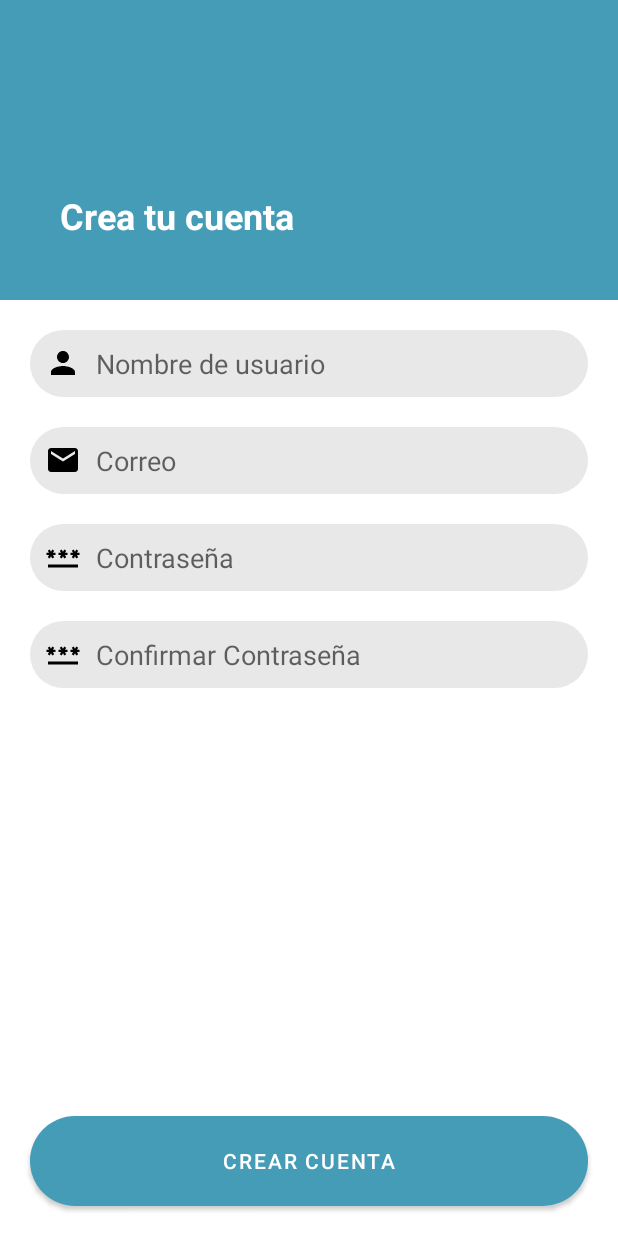
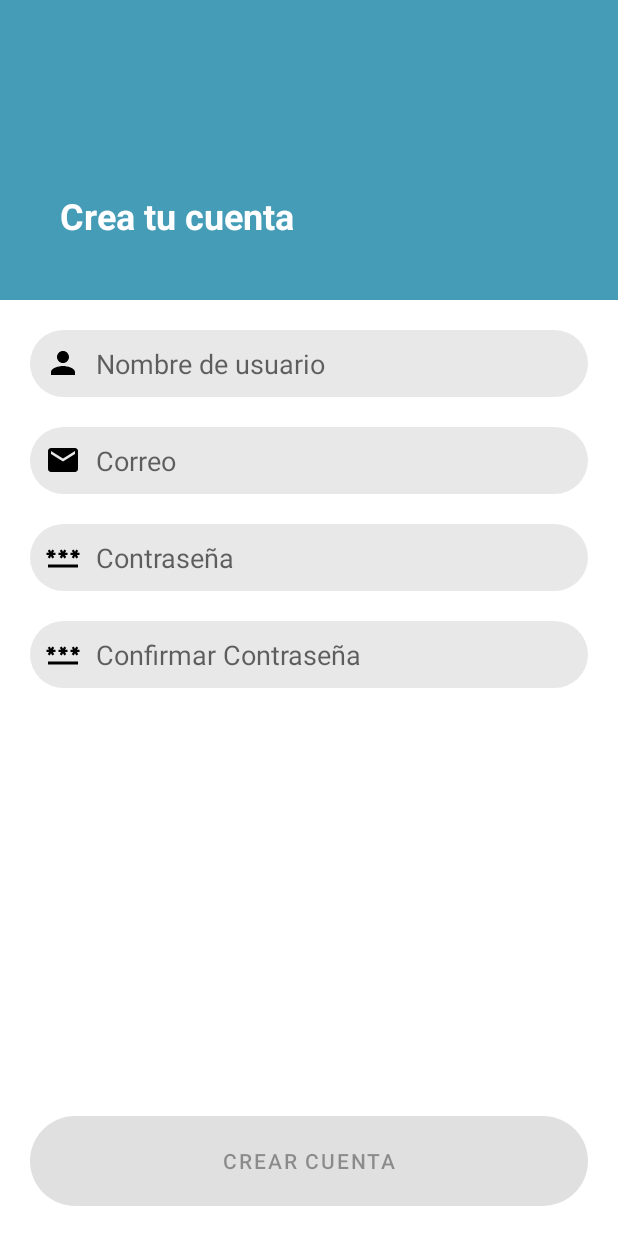
Before and after one commit to adrorodri/cert-upb-2023, an Android app: the RegisterFragment screen opened through its navigation route, on a phone screen of 412 x 824 dp. Run offline under Robolectric (Android 15) with nearby library versions, the phone set to English and light mode, and no system bars; our stand-ins replace data binding.

Commit message:
Mejoras de UI

```diff
--- a/app/src/main/res/drawable/bkg_button.xml
+++ b/app/src/main/res/drawable/bkg_button.xml
@@ -1,5 +1,15 @@
 <?xml version="1.0" encoding="utf-8"?>
-<shape xmlns:android="http://schemas.android.com/apk/res/android">
-    <solid android:color="?attr/colorSecondary"/>
-    <corners android:radius="40dp"/>
-</shape>
+<selector xmlns:android="http://schemas.android.com/apk/res/android">
+    <item android:state_enabled="false">
+        <shape>
+            <solid android:color="?attr/colorSurfaceVariant"/>
+            <corners android:radius="40dp"/>
+        </shape>
+    </item>
+    <item android:state_enabled="true">
+        <shape>
+            <solid android:color="?attr/colorPrimary"/>
+            <corners android:radius="40dp"/>
+        </shape>
+    </item>
+</selector>
--- a/app/src/main/res/layout/fragment_register.xml
+++ b/app/src/main/res/layout/fragment_register.xml
@@ -145,9 +145,9 @@
             android:layout_margin="20dp"
             android:background="@drawable/bkg_button"
             android:text="@string/register_button"
-            app:backgroundTint="?attr/colorPrimary"
             app:layout_constraintBottom_toBottomOf="parent"
             app:layout_constraintEnd_toEndOf="parent"
-            app:layout_constraintStart_toStartOf="parent" />
+            app:layout_constraintStart_toStartOf="parent"
+            android:enabled="@{viewModel.confirmPassword.length() > 0 &amp;&amp; viewModel.confirmPassword.equals(viewModel.user.password) ? true : false}"/>
     </androidx.constraintlayout.widget.ConstraintLayout>
 </layout>
```
